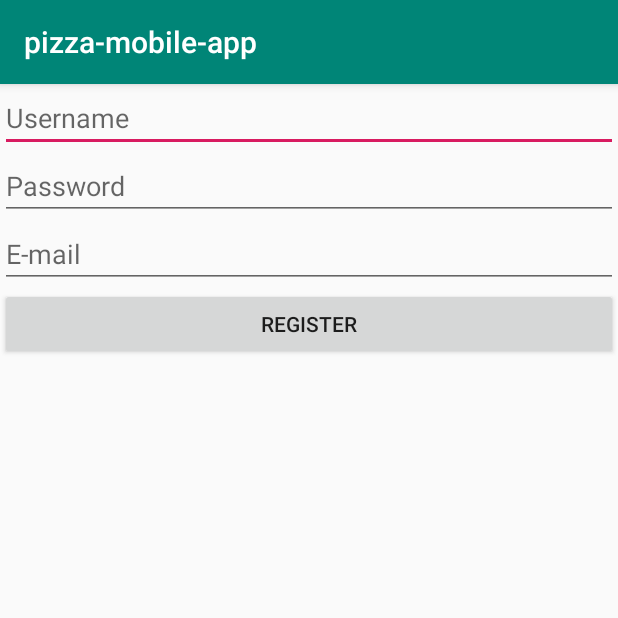
After one commit to LucasTruce/pizza-guide-mobileapp, an Android app: the RegisterActivity screen opened directly, with no data from a screen before it, on a phone screen of 412 x 824 dp, the top half of it. The commit adds this screen. Run offline under Robolectric (Android 15) with nearby library versions, the phone set to English and light mode, and no system bars.

Commit message:
RegisterActivity

```diff
--- a/app/src/main/AndroidManifest.xml
+++ b/app/src/main/AndroidManifest.xml
@@ -23,6 +23,10 @@
             android:name=".MenuActivity"
             android:label="@string/app_name">
         </activity>
+        <activity
+            android:name=".RegisterActivity"
+            android:label="@string/app_name">
+        </activity>
     </application>
 
 
--- /dev/null
+++ b/app/src/main/java/com/app/pizza/RegisterActivity.java
@@ -0,0 +1,21 @@
+package com.app.pizza;
+
+import android.os.Bundle;
+import android.widget.TextView;
+
+import androidx.appcompat.app.AppCompatActivity;
+
+public class RegisterActivity extends AppCompatActivity {
+
+
+    @Override
+    protected void onCreate(Bundle savedInstanceState) {
+
+
+
+        super.onCreate(savedInstanceState);
+        setContentView(R.layout.activity_register);
+
+
+    }
+}
--- /dev/null
+++ b/app/src/main/res/layout/activity_register.xml
@@ -0,0 +1,44 @@
+<?xml version="1.0" encoding="utf-8"?>
+<androidx.constraintlayout.widget.ConstraintLayout
+    xmlns:android="http://schemas.android.com/apk/res/android" android:layout_width="match_parent"
+    android:layout_height="match_parent">
+
+    <LinearLayout
+        android:layout_width="match_parent"
+        android:layout_height="match_parent"
+        android:orientation="vertical">
+
+        <EditText
+            android:id="@+id/registerUsername"
+            android:layout_width="match_parent"
+            android:layout_height="wrap_content"
+            android:ems="10"
+            android:hint="@string/username"
+            android:inputType="textPersonName"
+            android:autofillHints="" />
+
+        <EditText
+            android:id="@+id/registerPassword"
+            android:layout_width="match_parent"
+            android:layout_height="wrap_content"
+            android:ems="10"
+            android:hint="@string/password"
+            android:inputType="textPassword"
+            android:autofillHints="" />
+
+        <EditText
+            android:id="@+id/registerEmail"
+            android:layout_width="match_parent"
+            android:layout_height="wrap_content"
+            android:ems="10"
+            android:hint="@string/e_mail"
+            android:inputType="textEmailAddress"
+            android:autofillHints="" />
+
+        <Button
+            android:id="@+id/registerButtonRegister"
+            android:layout_width="match_parent"
+            android:layout_height="wrap_content"
+            android:text="@string/register" />
+    </LinearLayout>
+</androidx.constraintlayout.widget.ConstraintLayout>
--- a/app/src/main/res/values/strings.xml
+++ b/app/src/main/res/values/strings.xml
@@ -5,4 +5,7 @@
     <string name="textview">TextView</string>
     <string name="register">Register</string>
     <string name="menutext">menuText</string>
+    <string name="username">Username</string>
+    <string name="password">Password</string>
+    <string name="e_mail">E-mail</string>
 </resources>
```
Also changed, not shown: app/src/main/java/com/app/pizza/MainActivity.java (+12 -1 lines), app/src/main/res/layout/activity_main.xml (+8 -8 lines).
